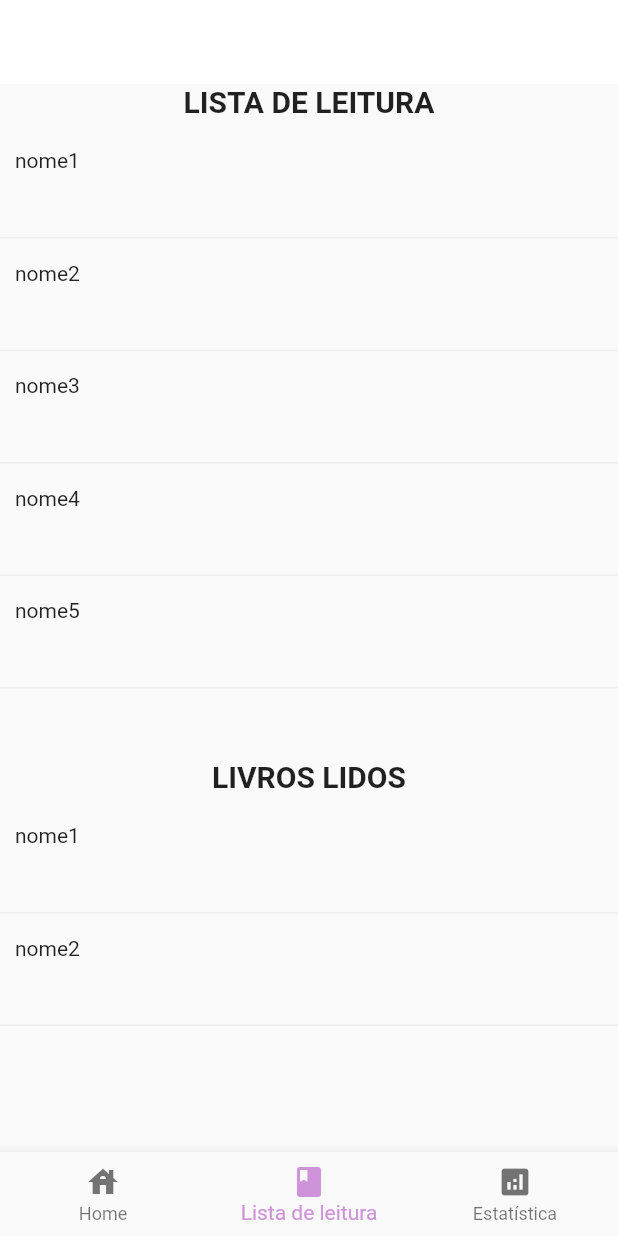
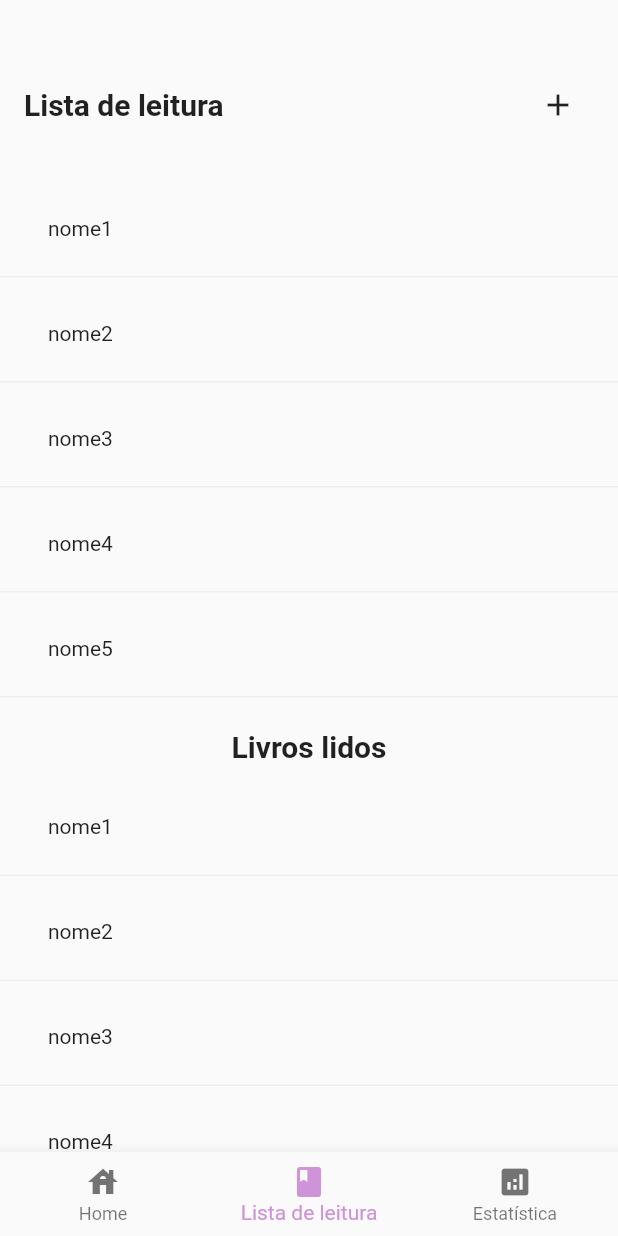
Before and after one commit to SariaBarros/ProgMobT2, a Flutter app: the Home screen opened directly, item 2 of the bottom bar chosen, on a phone screen of 412 x 824 dp. Run offline on Flutter 3.47's test engine with Material 2 defaults, Android fonts, the light colour scheme and no system bars; our stand-ins replace firebase_auth, firebase_core; accounts and stored records are empty.

Commit message:
refatora tela de livros

```diff
--- /dev/null
+++ b/readingcount/lib/components/lista_leitura.dart
@@ -0,0 +1,62 @@
+import 'package:flutter/material.dart';
+import '../models/models.dart';
+
+class ListaLeitura extends StatelessWidget {
+  final List<Livro> livros;
+
+  const ListaLeitura({Key? key, required this.livros}) : super(key: key);
+
+  @override
+  Widget build(BuildContext context) {
+    return Column(
+      children: [
+        const SizedBox(height: 30),
+        Padding(
+          padding: const EdgeInsets.all(16.0),
+          child: Row(
+            mainAxisAlignment: MainAxisAlignment.spaceBetween,
+            children: [
+              const Text(
+                "Lista de leitura",
+                style: TextStyle(
+                  fontSize: 20,
+                  fontWeight: FontWeight.bold,
+                ),
+              ),
+              IconButton(
+                onPressed: () {},
+                icon: const Icon(Icons.add),
+              )
+            ],
+          ),
+        ),
+        const SizedBox(
+          height: 10,
+        ),
+        SizedBox(
+          height: 350,
+          child: ListView.separated(
+            scrollDirection: Axis.vertical,
+            itemCount: livros.length,
+            separatorBuilder: (context, _) => const SizedBox(
+              height: 5,
+            ),
+            itemBuilder: (context, index) => _buildCard(livros[index]),
+          ),
+        )
+      ],
+    );
+  }
+
+  Widget _buildCard(Livro livro) {
+    return Container(
+      padding: const EdgeInsets.symmetric(vertical: 24.0, horizontal: 32.0),
+      child: Text(livro.nome),
+      decoration: BoxDecoration(
+        border: Border(
+          bottom: BorderSide(color: Colors.grey.shade200),
+        ),
+      ),
+    );
+  }
+}
--- /dev/null
+++ b/readingcount/lib/components/lista_lidos.dart
@@ -0,0 +1,51 @@
+import 'package:flutter/material.dart';
+
+import '../models/models.dart';
+
+class ListaLidos extends StatelessWidget {
+  final List<Livro> livros;
+
+  const ListaLidos({Key? key, required this.livros}) : super(key: key);
+
+  @override
+  Widget build(BuildContext context) {
+    return Column(
+      children: [
+        const SizedBox(height: 16.0),
+        const Text(
+          'Livros lidos',
+          style: TextStyle(
+            fontSize: 20,
+            fontWeight: FontWeight.bold,
+          ),
+        ),
+        const SizedBox(
+          height: 10,
+        ),
+        SizedBox(
+          height: 350,
+          child: ListView.separated(
+            scrollDirection: Axis.vertical,
+            itemCount: livros.length,
+            separatorBuilder: (context, _) => const SizedBox(
+              height: 5,
+            ),
+            itemBuilder: (context, index) => _buildCard(livros[index]),
+          ),
+        )
+      ],
+    );
+  }
+
+  Widget _buildCard(Livro livro) {
+    return Container(
+      padding: const EdgeInsets.symmetric(vertical: 24.0, horizontal: 32.0),
+      child: Text(livro.nome),
+      decoration: BoxDecoration(
+        border: Border(
+          bottom: BorderSide(color: Colors.grey.shade200),
+        ),
+      ),
+    );
+  }
+}
--- a/readingcount/lib/models/models.dart
+++ b/readingcount/lib/models/models.dart
@@ -1,2 +1,3 @@
 export 'login_manager.dart';
 export 'app_state_manager.dart';
+export 'livro.dart';
--- a/readingcount/lib/telas/home.dart
+++ b/readingcount/lib/telas/home.dart
@@ -32,10 +32,6 @@ class _HomeState extends State<Home> {
     return Consumer<AppStateManager>(
         builder: (context, appStateManager, child) {
       return Scaffold(
-        appBar: AppBar(
-          backgroundColor: Colors.white,
-          elevation: 0,
-        ),
         body: pages[appStateManager.abaSelecionada],
         bottomNavigationBar: BottomNavigationBar(
           selectedItemColor: Colors.purple
--- a/readingcount/lib/telas/tela_lista_leitura.dart
+++ b/readingcount/lib/telas/tela_lista_leitura.dart
@@ -1,10 +1,12 @@
 import 'package:flutter/material.dart';
-import 'package:readingcount/livro.dart';
+import '../components/lista_lidos.dart';
+import '../components/lista_leitura.dart';
+import '../models/models.dart';
 
 class TelaListaLeitura extends StatelessWidget {
   TelaListaLeitura({Key? key}) : super(key: key);
 
-  List<Livro> livros = [
+  final List<Livro> livros = [
     Livro(nome: 'nome1', autor: 'autor1'),
     Livro(nome: 'nome2', autor: 'autor2'),
     Livro(nome: 'nome3', autor: 'autor3'),
@@ -16,79 +18,11 @@ class TelaListaLeitura extends StatelessWidget {
 
   @override
   Widget build(BuildContext context) {
-    return Column(
+    return ListView(
       children: [
-        Container(
-          height: 450,
-          width: double.infinity,
-          child: Column(
-            children: [
-              Text(
-                'LISTA DE LEITURA',
-                style: TextStyle(
-                  fontSize: 20,
-                  fontWeight: FontWeight.bold,
-                ),
-              ),
-              SizedBox(
-                height: 10,
-              ),
-              Container(
-                height: 380,
-                child: ListView.separated(
-                  scrollDirection: Axis.vertical,
-                  itemCount: livros.length,
-                  separatorBuilder: (context, _) => SizedBox(
-                    height: 5,
-                  ),
-                  itemBuilder: (context, index) => buildCard(livros[index]),
-                ),
-              )
-            ],
-          ),
-        ),
-        Container(
-          height: 200,
-          width: double.infinity,
-          child: Column(
-            children: [
-              Text(
-                'LIVROS LIDOS',
-                style: TextStyle(
-                  fontSize: 20,
-                  fontWeight: FontWeight.bold,
-                ),
-              ),
-              SizedBox(
-                height: 10,
-              ),
-              Container(
-                height: 150,
-                child: ListView.separated(
-                  scrollDirection: Axis.vertical,
-                  itemCount: livros.length,
-                  separatorBuilder: (context, _) => SizedBox(
-                    height: 5,
-                  ),
-                  itemBuilder: (context, index) => buildCard(livros[index]),
-                ),
-              )
-            ],
-          ),
-        ),
+        ListaLeitura(livros: livros),
+        ListaLidos(livros: livros),
       ],
     );
   }
-
-  Widget buildCard(Livro livro) => Container(
-        width: double.infinity,
-        height: 70,
-        padding: EdgeInsets.all(10),
-        child: Text(livro.nome),
-        decoration: BoxDecoration(
-          border: Border(
-            bottom: BorderSide(color: Colors.grey.shade200),
-          ),
-        ),
-      );
 }
```
Also changed, not shown: readingcount/lib/models/livro.dart (renamed from readingcount/lib/livro.dart).
